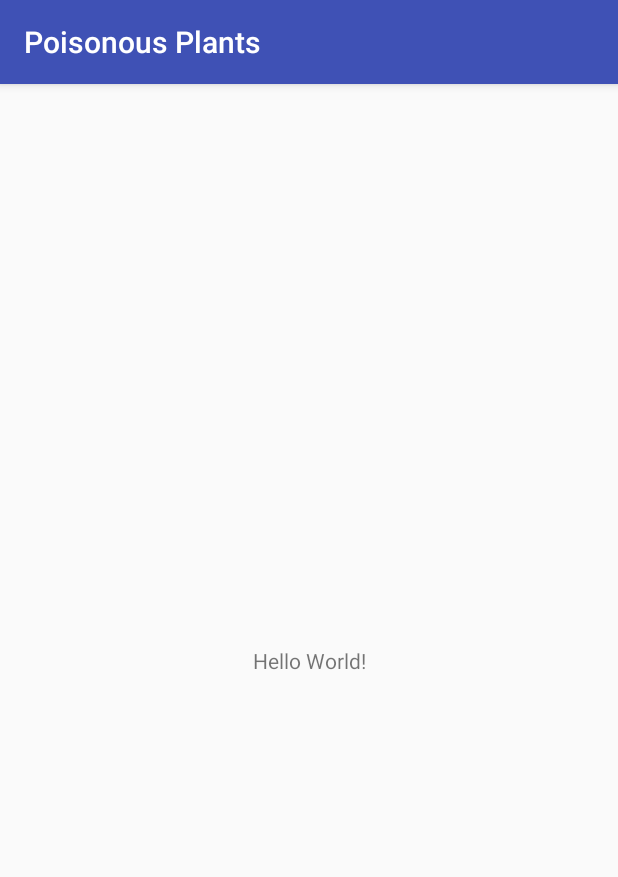
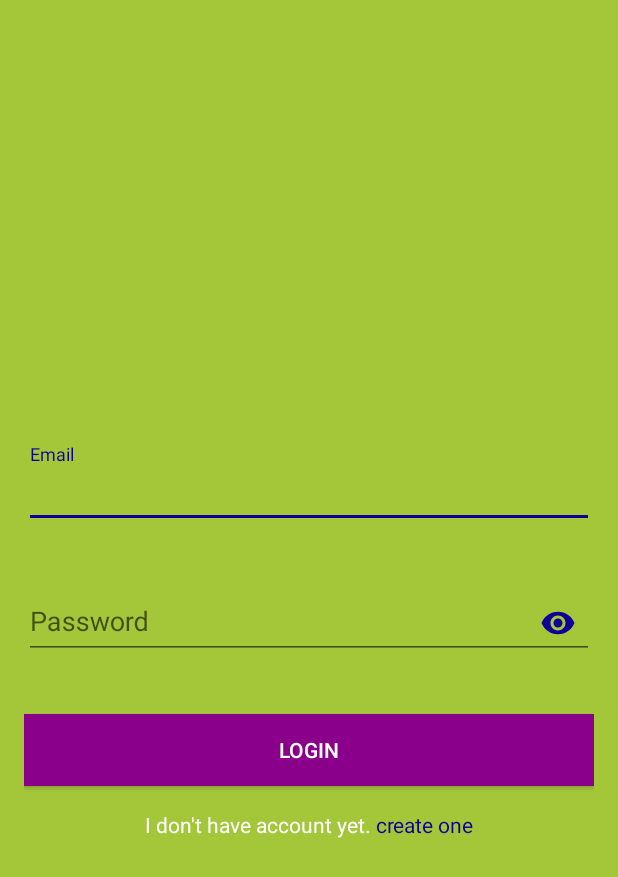
Before and after one commit to trm119/PoisonousPlants, an Android app: the screen it shows after launch (MainActivity before the commit, LoginActivity after it), on a phone screen of 412 x 824 dp. Shown: the top 877 px of the screen. Run offline under Robolectric (Android 15) with nearby library versions, the phone set to English and light mode, and no system bars.

Commit message:
Add login and register files
Added new login and register files

```diff
--- /dev/null
+++ b/app/src/main/java/com/example/plants/poisonousplants/View/activities/LoginActivity.java
@@ -0,0 +1,135 @@
+package com.example.plants.poisonousplants.View.activities;
+import android.content.Intent;
+import android.os.Bundle;
+import android.support.design.widget.Snackbar;
+import android.support.design.widget.TextInputLayout;
+import android.support.v7.app.AppCompatActivity;
+import android.text.Html;
+import android.text.Spanned;
+import android.util.Patterns;
+import android.view.View;
+import android.widget.Button;
+import android.widget.EditText;
+import android.widget.TextView;
+
+
+import com.example.plants.poisonousplants.R;
+import com.example.plants.poisonousplants.View.helpers.DbHelper;
+import com.example.plants.poisonousplants.View.User;
+
+public class LoginActivity extends AppCompatActivity {
+
+
+    private EditText editText_email;
+    private EditText editText_password;
+
+    private TextInputLayout textInputLayout_email;
+    private TextInputLayout textInputLayout_password;
+
+    private Button login_button;
+    private DbHelper db_Helper;
+
+    @Override
+    protected void onCreate(Bundle savedInstanceState) {
+        super.onCreate(savedInstanceState);
+        setContentView(R.layout.activity_login);
+        db_Helper = new DbHelper(this);
+
+        initCreateAccTextView();
+        initialzeViews();
+
+        //set click event of login button
+        login_button.setOnClickListener(new View.OnClickListener() {
+            @Override
+            public void onClick(View view) {
+                //Check user input
+                if(validateUserInput()) {
+
+                    String an_email = editText_email.getText().toString();
+                    String a_password = editText_password.getText().toString();
+
+                    User current_user = db_Helper.authenticateUser((new User(null, null, an_email, a_password)));
+
+                    if(current_user != null) {
+                        Snackbar.make(login_button, "Successfully Logged in!", Snackbar.LENGTH_LONG).show();
+
+                    }
+                    else {
+                        Snackbar.make(login_button, "Login failed, please try again.", Snackbar.LENGTH_LONG).show();
+                    }
+                }
+            }
+        });
+
+
+    }
+
+    //set Create account TextView text and click event( maltipal colors
+    private void initCreateAccTextView() {
+        TextView tv_create_acc = (TextView) findViewById(R.id.tv_CreateAccount);
+        tv_create_acc.setText(fromHtml("<font color='#ffffff'>I don't have account yet. </font><font color='#0c0099'>create one</font>"));
+        tv_create_acc.setOnClickListener(new View.OnClickListener() {
+            @Override
+            public void onClick(View view) {
+                Intent intent = new Intent(LoginActivity.this, RegisterActivity.class);
+                startActivity(intent);
+            }
+        });
+    }
+
+    // connect XML views to its Objects
+    private void initialzeViews() {
+        editText_email = (EditText) findViewById(R.id.editText_Email);
+        editText_password = (EditText) findViewById(R.id.editText_Password);
+        textInputLayout_email = (TextInputLayout) findViewById(R.id.textInputLayout_Email);
+        textInputLayout_password = (TextInputLayout) findViewById(R.id.textInputLayout_Password);
+        login_button = (Button) findViewById(R.id.login_button);
+
+    }
+
+    //handling fromHtml method deprecation
+    @SuppressWarnings("deprecation")
+    public static Spanned fromHtml(String html) {
+        Spanned result;
+        if (android.os.Build.VERSION.SDK_INT >= android.os.Build.VERSION_CODES.N) {
+            result = Html.fromHtml(html, Html.FROM_HTML_MODE_LEGACY);
+        } else {
+            result = Html.fromHtml(html);
+        }
+        return result;
+    }
+
+    // validate input given by user
+    public boolean validateUserInput() {
+        boolean isValid = false;
+
+        //Get values from EditText fields
+        String email = editText_email.getText().toString();
+        String password = editText_password.getText().toString();
+
+        //Handling validation for email field
+        if (!Patterns.EMAIL_ADDRESS.matcher(email).matches()) {
+            isValid = false;
+            textInputLayout_email.setError("Please enter valid email!");
+        } else {
+            isValid = true;
+            textInputLayout_email.setError(null);
+        }
+
+        //Handling validation for password field
+        if (password.isEmpty()) {
+            isValid = false;
+            textInputLayout_password.setError("Please enter valid password!");
+        } else {
+            if (password.length() > 5) {
+                isValid = true;
+                textInputLayout_password.setError(null);
+            } else {
+                isValid = false;
+                textInputLayout_password.setError("password is to short!");
+            }
+        }
+
+        return isValid;
+    }
+}
--- a/app/src/main/java/com/example/plants/poisonousplants/View/MainActivity.java
+++ b/app/src/main/java/com/example/plants/poisonousplants/View/activities/MainActivity.java
@@ -1,4 +1,4 @@
-package com.example.plants.poisonousplants.View;
+package com.example.plants.poisonousplants.View.activities;
 
 import android.support.v7.app.AppCompatActivity;
 import android.os.Bundle;
--- a/app/src/main/java/com/example/plants/poisonousplants/View/MapActivity.java
+++ b/app/src/main/java/com/example/plants/poisonousplants/View/activities/MapActivity.java
@@ -1,4 +1,4 @@
-package com.example.plants.poisonousplants.View;
+package com.example.plants.poisonousplants.View.activities;
 
 /**
  * Created by Guy on 2/26/2019.
--- /dev/null
+++ b/app/src/main/java/com/example/plants/poisonousplants/View/helpers/DbHelper.java
@@ -0,0 +1,94 @@
+package com.example.plants.poisonousplants.View.helpers;
+
+import android.content.ContentValues;
+import android.content.Context;
+import android.database.Cursor;
+import android.database.sqlite.SQLiteDatabase;
+import android.database.sqlite.SQLiteOpenHelper;
+import com.example.plants.poisonousplants.View.User;
+
+public class DbHelper extends SQLiteOpenHelper{
+
+    private static final String DB_NAME = "poisonous_plants";
+    private static final String USERS_TABLE  = "users";
+    private static final int DB_VERSION = 1;
+    private static final String ID = "id";
+    private static final String USER_NAME = "username";
+    private static final String EMAIL = "email";
+    private static final String PASSWORD =  "password";
+    private static final String SQL_USERS_TABLE = " CREATE TABLE " + USERS_TABLE
+            + " ( "
+            + ID + " INTEGER PRIMARY KEY, "
+            + USER_NAME + " TEXT, "
+            + EMAIL + " TEXT, "
+            + PASSWORD + " TEXT"
+            + " ) ";
+
+
+
+    public DbHelper (Context context){
+        super(context, DB_NAME, null, DB_VERSION);
+    }
+
+    @Override
+    public void onCreate(SQLiteDatabase sqLite_DB){
+        sqLite_DB.execSQL(SQL_USERS_TABLE);
+
+    }
+
+    @Override
+    public void onUpgrade(SQLiteDatabase sqLite_DB, int i, int i1){
+        sqLite_DB.execSQL(" DROP TABLE IF EXISTS " + USERS_TABLE);
+    }
+
+    public void addUser(User user) {
+
+        SQLiteDatabase db = this.getWritableDatabase();
+        ContentValues values = new ContentValues();
+
+        values.put(USER_NAME, user.getUserName());
+        values.put(EMAIL, user.getEmail());
+        values.put(PASSWORD, user.getPassword());
+
+        long todo_ID = db.insert(USERS_TABLE, null, values);
+
+    }
+
+    public User authenticateUser(User user) {
+
+    SQLiteDatabase db = this.getReadableDatabase();
+        Cursor curr = db.query(USERS_TABLE,
+                new String[]{ID, USER_NAME, EMAIL, PASSWORD},
+                EMAIL + "=?",
+                new String[]{user.getEmail()},
+                null, null, null);
+
+        if (curr != null && curr.moveToFirst() && curr.getCount() > 0) {
+
+            User user1 = new User(curr.getString(0), curr.getString(1), curr.getString(2), curr.getString(3));
+
+            if(user.getPassword().equalsIgnoreCase(user1.getPassword()))
+                return user1;
+        }
+
+        curr.close();
+        return null;
+    }
+
+
+    public boolean doesEmailExists(String email) {
+        SQLiteDatabase db = this.getReadableDatabase();
+        Cursor curr = db.query(USERS_TABLE,
+                new String[]{ID,USER_NAME, EMAIL, PASSWORD},
+                EMAIL + "=?",
+                new String[]{email},
+                null, null, null);
+
+        if(curr != null && curr.moveToFirst() && curr.getCount() > 0) {
+            return true;
+        }
+
+        curr.close();
+        return false;
+    }
+}
--- /dev/null
+++ b/app/src/main/res/layout/activity_login.xml
@@ -0,0 +1,76 @@
+<ScrollView xmlns:android="http://schemas.android.com/apk/res/android"
+    xmlns:app="http://schemas.android.com/apk/res-auto"
+    android:layout_width="match_parent"
+    android:layout_height="match_parent"
+    android:background="@color/green"
+
+
+    android:fitsSystemWindows="true">
+
+    <LinearLayout
+        android:layout_width="match_parent"
+        android:layout_height="wrap_content"
+        android:layout_gravity="center_vertical"
+        android:layout_marginLeft="16dp"
+        android:layout_marginRight="16dp"
+        android:orientation="vertical">
+
+        <ImageView
+            android:id="@+id/imageView"
+            android:layout_width="wrap_content"
+            android:layout_height="wrap_content"
+            android:layout_gravity="center_horizontal"
+            android:layout_margin="16dp"
+             />
+
+        <android.support.design.widget.TextInputLayout
+            android:id="@+id/textInputLayout_Email"
+            android:layout_width="match_parent"
+            android:layout_height="wrap_content"
+            android:layout_marginTop="16dp"
+            app:errorEnabled="true">
+
+            <android.support.design.widget.TextInputEditText
+                android:id="@+id/editText_Email"
+                android:layout_width="match_parent"
+                android:layout_height="wrap_content"
+                android:hint="@string/email"
+                android:inputType="textEmailAddress" />
+        </android.support.design.widget.TextInputLayout>
+
+        <android.support.design.widget.TextInputLayout
+            android:id="@+id/textInputLayout_Password"
+            android:layout_width="match_parent"
+            android:layout_height="wrap_content"
+            android:layout_marginTop="8dp"
+            app:errorEnabled="true"
+            app:passwordToggleEnabled="true"
+            app:passwordToggleTint="@color/colorAccent">
+
+            <android.support.design.widget.TextInputEditText
+                android:id="@+id/editText_Password"
+                android:layout_width="match_parent"
+                android:layout_height="wrap_content"
+                android:hint="@string/password"
+                android:inputType="textPassword" />
+        </android.support.design.widget.TextInputLayout>
+
+        <Button
+            android:id="@+id/login_button"
+            android:layout_width="match_parent"
+            android:layout_height="wrap_content"
+            android:layout_gravity="center_horizontal"
+            android:layout_marginTop="16dp"
+            android:background="@color/magenta"
+            android:text="@string/login"
+            android:textColor="@android:color/white" />
+
+        <TextView
+            android:id="@+id/tv_CreateAccount"
+            android:layout_width="match_parent"
+            android:layout_height="wrap_content"
+            android:layout_marginBottom="16dp"
+            android:layout_marginTop="16dp"
+            android:gravity="center_horizontal" />
+    </LinearLayout>
+</ScrollView>
--- a/app/src/main/res/values/colors.xml
+++ b/app/src/main/res/values/colors.xml
@@ -1,6 +1,9 @@
 <?xml version="1.0" encoding="utf-8"?>
 <resources>
-    <color name="colorPrimary">#3F51B5</color>
-    <color name="colorPrimaryDark">#303F9F</color>
-    <color name="colorAccent">#FF4081</color>
+    <color name="colorPrimary">#607d8b</color>
+    <color name="colorPrimaryDark">#455a64</color>
+    <color name="colorAccent">#0c0099</color>
+    <color name="green">#a4c639</color>
+    <color name="magenta">#8B008B</color>
+
 </resources>
--- a/app/src/main/res/values/strings.xml
+++ b/app/src/main/res/values/strings.xml
@@ -1,3 +1,10 @@
 <resources>
     <string name="app_name">Poisonous Plants</string>
+    <string name="create_account"><font color="#00ff00">text</font></string>
+    <string name="email">Email</string>
+    <string name="password">Password</string>
+    <string name="login">Login</string>
+    <string name="username">Username</string>
+    <string name="register">Register</string>
+    <string name="back_to_login">Back to Login</string>
 </resources>
--- a/app/src/main/res/values/styles.xml
+++ b/app/src/main/res/values/styles.xml
@@ -1,5 +1,4 @@
 <resources>
-
     <!-- Base application theme. -->
     <style name="AppTheme" parent="Theme.AppCompat.Light.DarkActionBar">
         <!-- Customize your theme here. -->
@@ -8,4 +7,12 @@
         <item name="colorAccent">@color/colorAccent</item>
     </style>
 
+    <style name="AppTheme.NoActionBar">
+        <item name="windowActionBar">false</item>
+        <item name="windowNoTitle">true</item>
+    </style>
+
+    <style name="AppTheme.AppBarOverlay" parent="ThemeOverlay.AppCompat.Dark.ActionBar" />
+
+    <style name="AppTheme.PopupOverlay" parent="ThemeOverlay.AppCompat.Light"/>
 </resources>
```
Also changed, not shown: app/src/main/AndroidManifest.xml (+23 -2 lines), app/src/main/java/com/example/plants/poisonousplants/View/User.java (added, +49 -0 lines), app/src/main/java/com/example/plants/poisonousplants/View/activities/RegisterActivity.java (added, +147 -0 lines), app/src/main/res/layout/activity_register.xml (added, +94 -0 lines).
